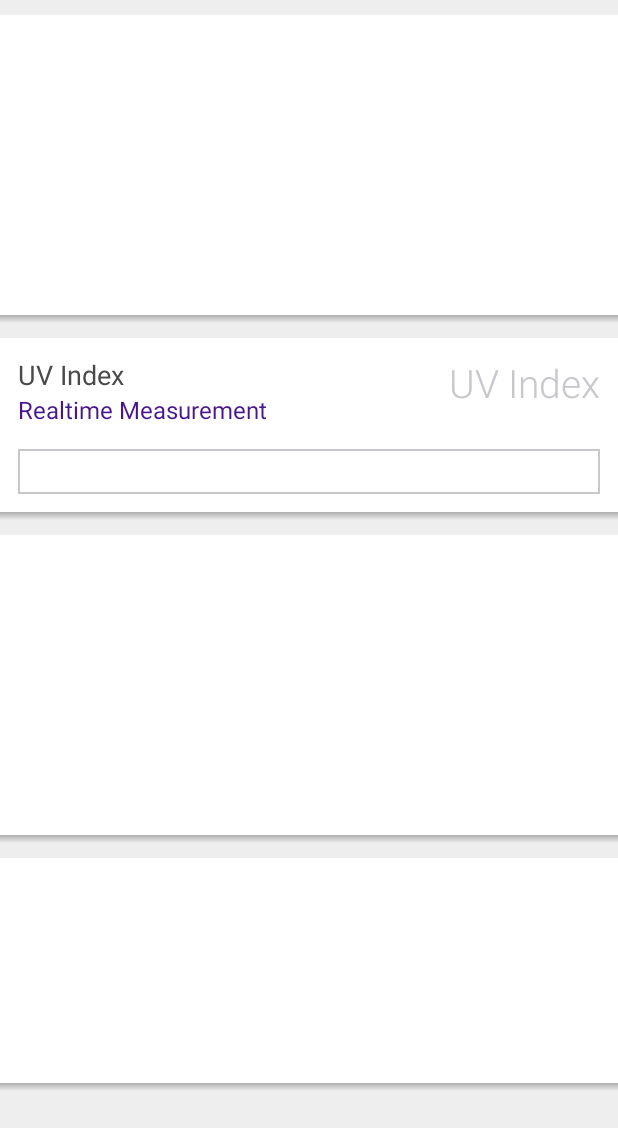
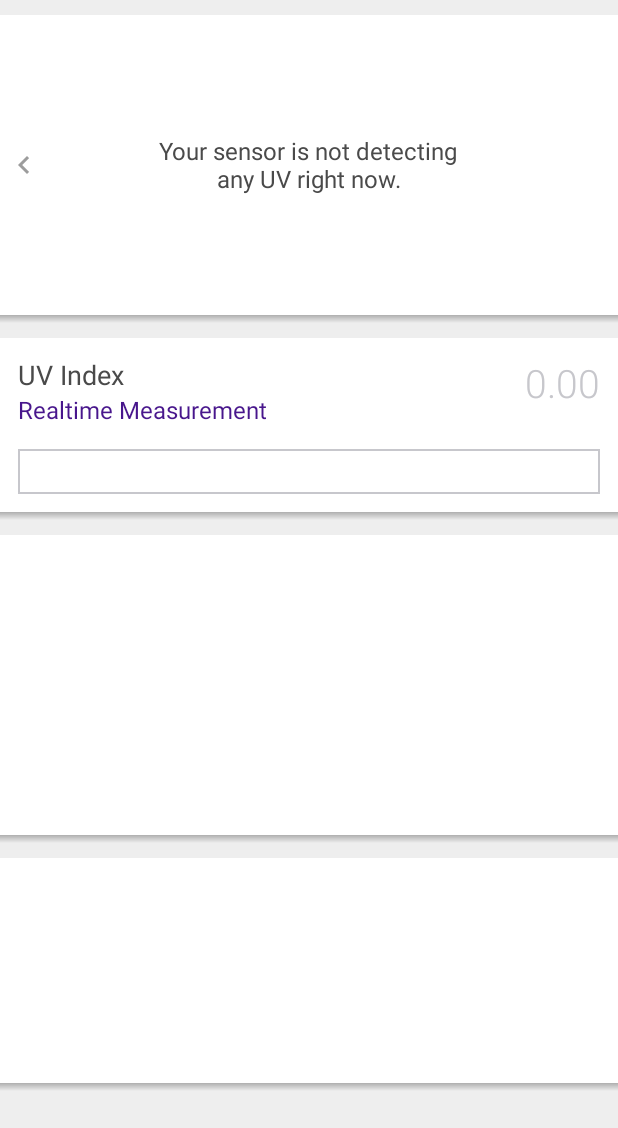
Before and after one commit to SHADE-io/Shade-Android-UI, an Android app: the layout fragment_dashboard.xml on its own in the app's theme, with its tools: preview values and no code run, on a phone screen of 412 x 824 dp. Shown: the top 1128 px of the screen. Run offline under Robolectric (Android 15) with nearby library versions, the phone set to English and light mode, and no system bars.

Commit message:
design in dashboard section and functionality implementation

```diff
--- a/app/src/main/res/layout/fragment_dashboard.xml
+++ b/app/src/main/res/layout/fragment_dashboard.xml
@@ -29,6 +29,7 @@
 
                 <!--<include layout="@layout/inflate_dashboard_viewhistory" />-->
                 <!--<include layout="@layout/inflate_dashboard_dailylimit" />-->
+                <include layout="@layout/inflate_dashboard_sensor_notdetecting" />
 
             </RelativeLayout>
 
@@ -82,7 +83,7 @@
                         android:layout_height="wrap_content"
                         android:layout_alignParentRight="true"
                         android:singleLine="true"
-                        android:text="@string/frag_dashboard_uvIndex_title"
+                        android:text="0.00"
                         android:textColor="#C7C7CC"
                         android:textSize="@dimen/sp_largexx"
                         shade:customFont="@string/roboto_light" />
--- /dev/null
+++ b/app/src/main/res/layout/inflate_dashboard_sensor_notdetecting.xml
@@ -0,0 +1,28 @@
+<?xml version="1.0" encoding="utf-8"?>
+<RelativeLayout xmlns:android="http://schemas.android.com/apk/res/android"
+    xmlns:shade="http://schemas.android.com/apk/res-auto"
+    android:layout_width="match_parent"
+    android:layout_height="match_parent">
+
+    <com.shades.shade.widgets.ShadeTextView
+        android:id="@+id/frg_txt_viewHistoryDsc"
+        android:layout_width="wrap_content"
+        android:layout_height="wrap_content"
+        android:layout_centerInParent="true"
+        android:gravity="center"
+        android:text="@string/frag_dashboard_sensor_notdetecting"
+        android:textColor="@color/textColor"
+        android:textSize="@dimen/sp_mediumx"
+        shade:customFont="@string/roboto_regular" />
+
+    <ImageView
+        android:id="@+id/img_rightArrow"
+        android:layout_width="wrap_content"
+        android:layout_height="wrap_content"
+        android:layout_alignParentLeft="true"
+        android:layout_centerVertical="true"
+        android:paddingBottom="@dimen/dp_five"
+        android:paddingRight="@dimen/dp_five"
+        android:paddingTop="@dimen/dp_five"
+        android:src="@drawable/chevron_left" />
+</RelativeLayout>
--- a/app/src/main/res/values/strings.xml
+++ b/app/src/main/res/values/strings.xml
@@ -61,5 +61,6 @@
     <string name="frag_dashboard_view_history_dsc">You can now adjust your daily limit\nfor UV exposure from History.</string>
     <string name="frag_dashboard_reached">YOU HAVE REACHED</string>
     <string name="frag_dashboard_off_limit">OF YOUR DAILY LIMIT</string>
+    <string name="frag_dashboard_sensor_notdetecting">Your sensor is not detecting\nany UV right now.</string>
 
 </resources>
```
Also changed, not shown: app/src/main/java/com/shades/shade/fragments/FragmentDashboard.java (+47 -3 lines).
